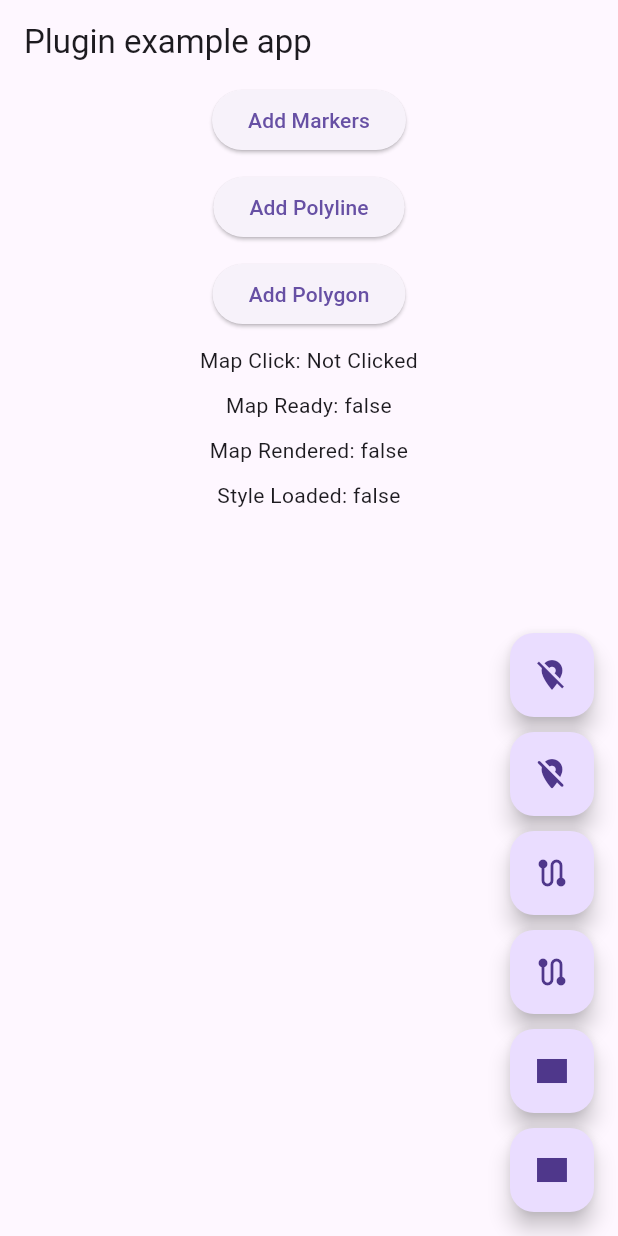
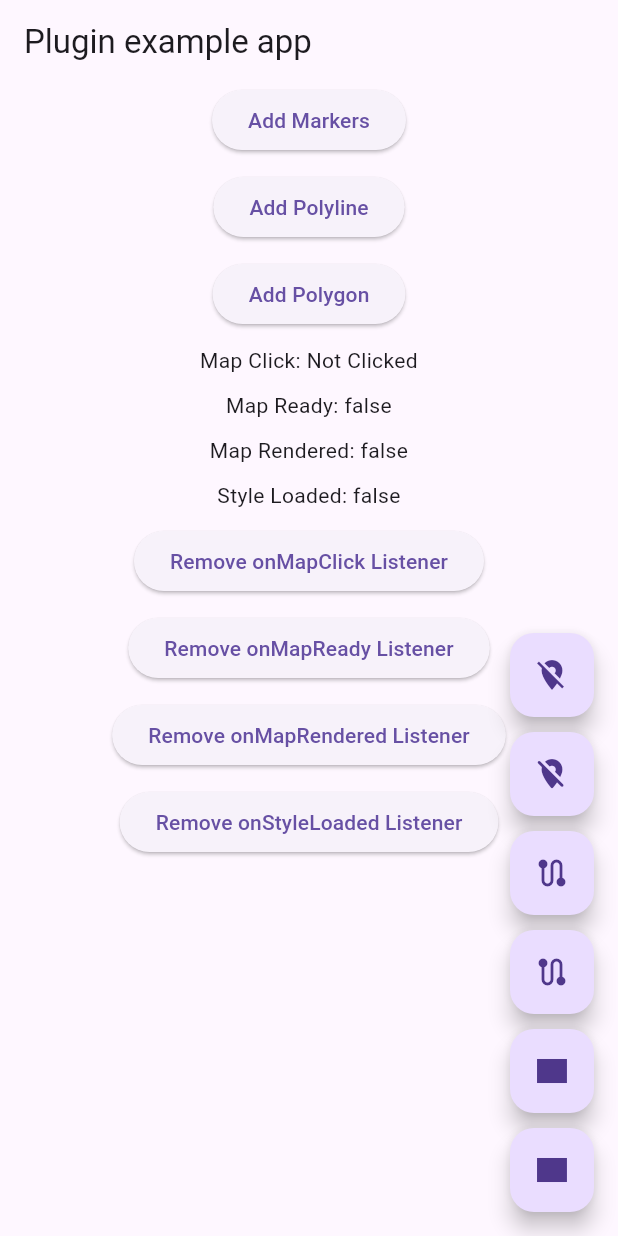
Before and after one commit to vietmap-company/vietmap_automotive_flutter, a Flutter app: the screen it shows after launch, on a phone screen of 412 x 824 dp. Run offline on Flutter 3.47's test engine with Material 3 defaults, Android fonts, the phone set to English and light mode, and no system bars; our stand-ins replace flutter_dotenv, geolocator, plugin_platform_interface.

Commit message:
feature: added example

```diff
--- a/example/lib/main.dart
+++ b/example/lib/main.dart
@@ -66,6 +66,22 @@ class _MyAppState extends State<MyApp> {
     }
   }
 
+  void customizeOnMapClick(double lat, double lng) {
+    print('From customizeOnMapClick: Lat: $lat, Lng: $lng');
+  }
+
+  void customizeOnMapReady() {
+    print('From customizeOnMapReady');
+  }
+
+  void customizeOnMapRendered() {
+    print('From customizeOnMapRendered');
+  }
+
+  void customizeOnStyleLoaded() {
+    print('From customizeOnStyleLoaded');
+  }
+
   Future<void> initStateFunc() async {
     try {
       _vietmapAutomotiveFlutterPlugin = VietmapAutomotiveFlutter(
@@ -90,6 +106,13 @@ class _MyAppState extends State<MyApp> {
           });
         },
       );
+
+      _vietmapAutomotiveFlutterPlugin.addMapClickListener(customizeOnMapClick);
+      _vietmapAutomotiveFlutterPlugin.addMapReadyListener(customizeOnMapReady);
+      _vietmapAutomotiveFlutterPlugin
+          .addMapRenderedListener(customizeOnMapRendered);
+      _vietmapAutomotiveFlutterPlugin
+          .addStyleLoadedListener(customizeOnStyleLoaded);
 
       await _vietmapAutomotiveFlutterPlugin.initAutomotive(
         styleUrl: AppContext.getVietmapMapStyleUrl(),
@@ -194,6 +217,38 @@ class _MyAppState extends State<MyApp> {
                 'Style Loaded: $_isStyleLoaded',
                 textAlign: TextAlign.center,
               ),
+              const SizedBox(height: 10),
+              ElevatedButton(
+                onPressed: () {
+                  _vietmapAutomotiveFlutterPlugin
+                      .removeMapClickListener(customizeOnMapClick);
+                },
+                child: const Text('Remove onMapClick Listener'),
+              ),
+              const SizedBox(height: 10),
+              ElevatedButton(
+                onPressed: () {
+                  _vietmapAutomotiveFlutterPlugin
+                      .removeMapReadyListener(customizeOnMapReady);
+                },
+                child: const Text('Remove onMapReady Listener'),
+              ),
+              const SizedBox(height: 10),
+              ElevatedButton(
+                onPressed: () {
+                  _vietmapAutomotiveFlutterPlugin
+                      .removeMapRenderedListener(customizeOnMapRendered);
+                },
+                child: const Text('Remove onMapRendered Listener'),
+              ),
+              const SizedBox(height: 10),
+              ElevatedButton(
+                onPressed: () {
+                  _vietmapAutomotiveFlutterPlugin
+                      .removeStyleLoadedListener(customizeOnStyleLoaded);
+                },
+                child: const Text('Remove onStyleLoaded Listener'),
+              ),
             ],
           ),
         ),
```
